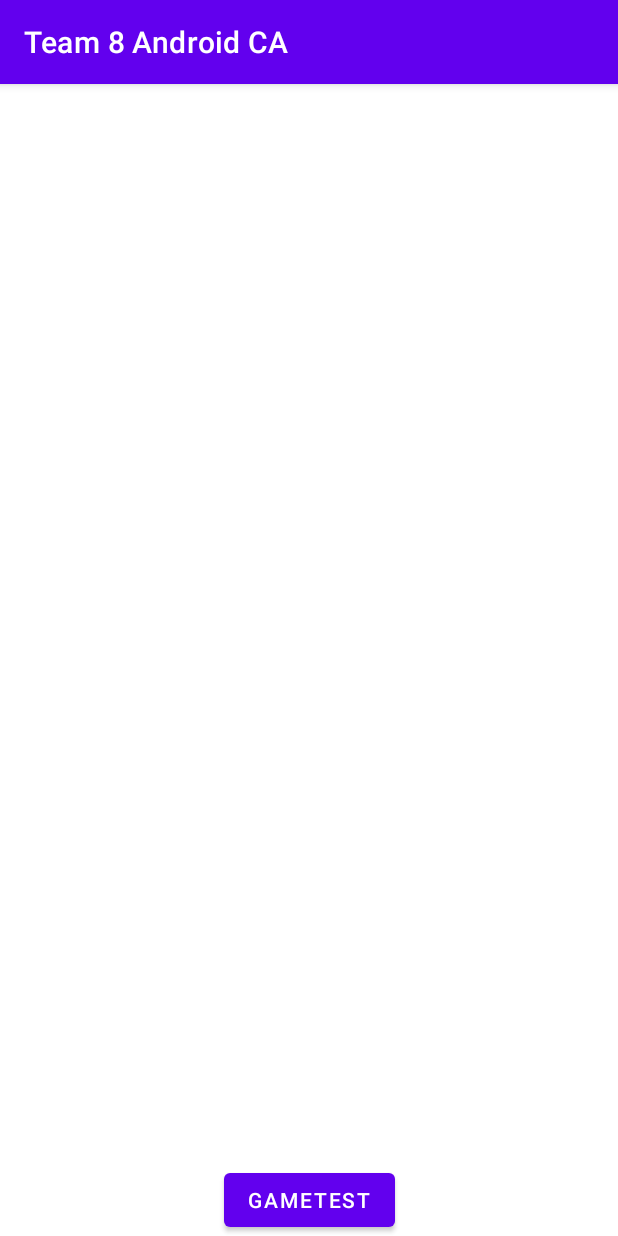
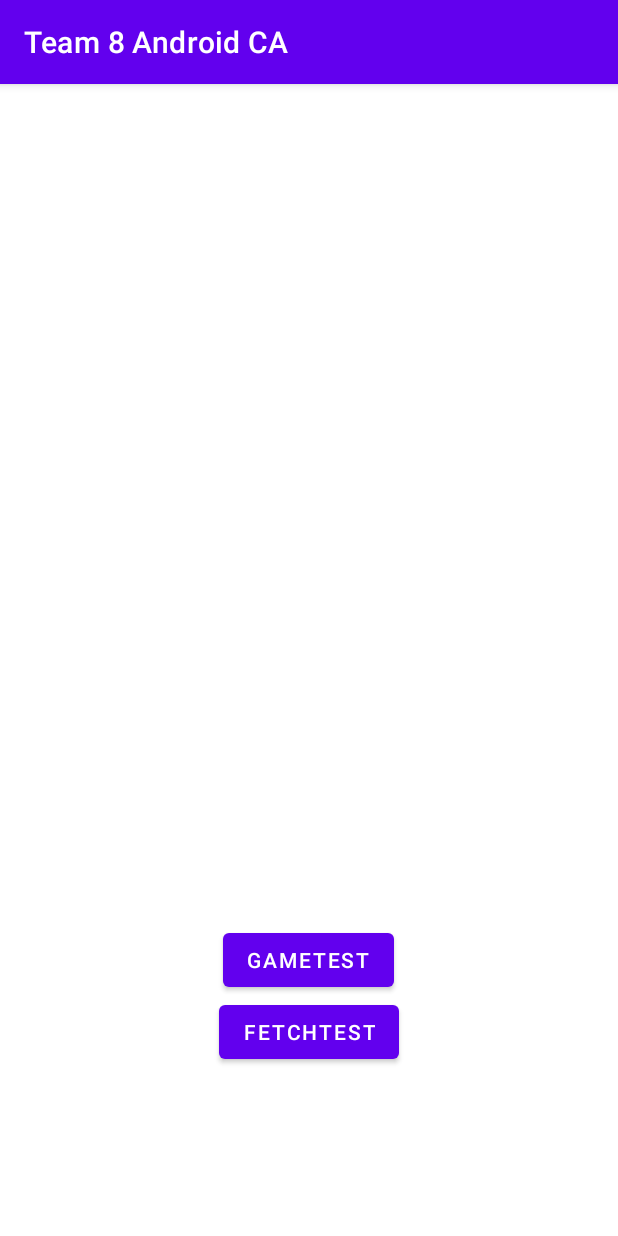
Before and after one commit to sink257/team8_android_ca, an Android app: the screen it shows after launch (MainActivity), on a phone screen of 412 x 824 dp. Run offline under Robolectric (Android 15) with nearby library versions, the phone set to English and light mode, and no system bars.

Commit message:
fetch and display 1 img from url; created test button;

```diff
--- a/app/src/main/AndroidManifest.xml
+++ b/app/src/main/AndroidManifest.xml
@@ -1,6 +1,8 @@
 <?xml version="1.0" encoding="utf-8"?>
 <manifest xmlns:android="http://schemas.android.com/apk/res/android"
     package="eg.edu.iss.team8androidca">
+    <uses-permission android:name="android.permission.INTERNET" />
+
 
     <application
         android:allowBackup="true"
@@ -8,7 +10,8 @@
         android:label="@string/app_name"
         android:roundIcon="@mipmap/ic_launcher_round"
         android:supportsRtl="true"
-        android:theme="@style/Theme.Team8AndroidCA">
+        android:theme="@style/Theme.Team8AndroidCA"
+        android:usesCleartextTraffic="true">
         <activity android:name=".FetchImg"></activity>
         <activity android:name=".MainActivity">
             <intent-filter>
--- a/app/src/main/java/eg/edu/iss/team8androidca/MainActivity.java
+++ b/app/src/main/java/eg/edu/iss/team8androidca/MainActivity.java
@@ -10,6 +10,7 @@ import androidx.appcompat.app.AppCompatActivity;
 public class MainActivity extends AppCompatActivity {
 
     Button mGameBtn;
+    Button fetchBtn;
 
     @Override
     protected void onCreate(Bundle savedInstanceState) {
@@ -17,11 +18,18 @@ public class MainActivity extends AppCompatActivity {
         setContentView(R.layout.activity_main);
 
         mGameBtn = (Button) findViewById(R.id.btnGame);
-
         mGameBtn.setOnClickListener(new View.OnClickListener() {
             @Override
             public void onClick(View v) {
                 startGameActivity();
+            }
+        });
+
+        fetchBtn = (Button) findViewById(R.id.btnFetch);
+        fetchBtn.setOnClickListener(new View.OnClickListener() {
+            @Override
+            public void onClick(View v) {
+                fetchImgActivity();
             }
         });
 
@@ -32,4 +40,10 @@ public class MainActivity extends AppCompatActivity {
         startActivity(intent);
         overridePendingTransition(R.anim.slide_in_right, R.anim.slide_out_left);
     }
+
+    private void fetchImgActivity() {
+        Intent intent = new Intent(this, FetchImg.class);
+        startActivity(intent);
+        overridePendingTransition(R.anim.slide_in_right, R.anim.slide_out_left);
+    }
 }
--- a/app/src/main/res/layout/activity_main.xml
+++ b/app/src/main/res/layout/activity_main.xml
@@ -9,9 +9,21 @@
         android:id="@+id/btnGame"
         android:layout_width="wrap_content"
         android:layout_height="wrap_content"
+        android:layout_marginBottom="160dp"
         android:text="GameTest"
         app:layout_constraintBottom_toBottomOf="parent"
         app:layout_constraintEnd_toEndOf="parent"
+        app:layout_constraintHorizontal_bias="0.498"
         app:layout_constraintStart_toStartOf="parent" />
 
+    <Button
+        android:id="@+id/btnFetch"
+        style="@style/Widget.MaterialComponents.Button"
+        android:layout_width="wrap_content"
+        android:layout_height="wrap_content"
+        android:text="FetchTest"
+        app:layout_constraintEnd_toEndOf="parent"
+        app:layout_constraintStart_toStartOf="parent"
+        app:layout_constraintTop_toBottomOf="@id/btnGame" />
+
 </androidx.constraintlayout.widget.ConstraintLayout>
```
Also changed, not shown: app/src/main/java/eg/edu/iss/team8androidca/FetchImg.java (+78 -0 lines), app/src/main/res/layout/activity_fetch_img.xml (+11 -2 lines), app/src/main/res/layout/placeholder.xml (deleted, +0 -14 lines).
